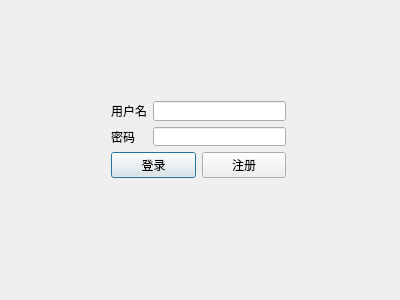
Before: the Qt Designer form login.ui in yts1999/word-elimination, drawn with Qt 5.
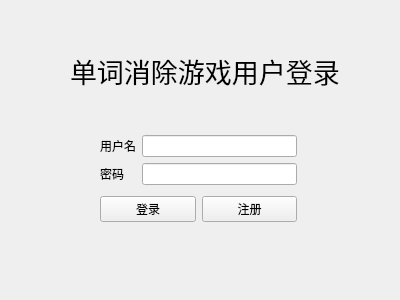
After: the same form once the commit is applied.

Diff of the .ui file:
```diff
--- a/login.ui
+++ b/login.ui
@@ -1,7 +1,7 @@
 <?xml version="1.0" encoding="UTF-8"?>
 <ui version="4.0">
  <class>Login</class>
- <widget class="QDialog" name="Login">
+ <widget class="QWidget" name="Login">
   <property name="geometry">
    <rect>
     <x>0</x>
@@ -13,16 +13,16 @@
   <property name="windowTitle">
    <string>登录</string>
   </property>
-  <widget class="QWidget" name="">
+  <widget class="QWidget" name="layoutWidget_2">
    <property name="geometry">
     <rect>
      <x>100</x>
-     <y>90</y>
+     <y>130</y>
      <width>197</width>
      <height>99</height>
     </rect>
    </property>
-   <layout class="QGridLayout" name="gridLayout_3">
+   <layout class="QGridLayout" name="gridLayout_4">
     <item row="0" column="0">
      <layout class="QGridLayout" name="gridLayout">
       <item row="1" column="0">
@@ -71,8 +71,35 @@
     </item>
    </layout>
   </widget>
+  <widget class="QLabel" name="label_3">
+   <property name="geometry">
+    <rect>
+     <x>70</x>
+     <y>50</y>
+     <width>270</width>
+     <height>41</height>
+    </rect>
+   </property>
+   <property name="font">
+    <font>
+     <family>Ubuntu</family>
+     <pointsize>20</pointsize>
+     <weight>50</weight>
+     <italic>false</italic>
+     <bold>false</bold>
+    </font>
+   </property>
+   <property name="styleSheet">
+    <string notr="true">font: 20pt;</string>
+   </property>
+   <property name="text">
+    <string>单词消除游戏用户登录</string>
+   </property>
+   <property name="textFormat">
+    <enum>Qt::AutoText</enum>
+   </property>
+  </widget>
  </widget>
- <layoutdefault spacing="6" margin="11"/>
  <resources/>
  <connections/>
 </ui>
```
Left out of the diff: 10 changed lines with no effect on the pictures.
